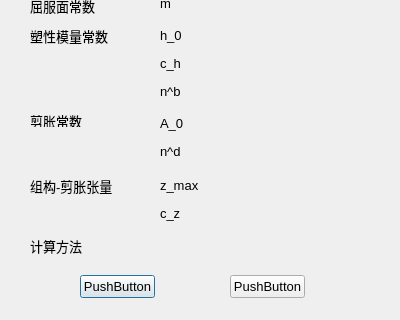
Before: the Qt Designer form GeoModelTest/ModelParaInputDM.ui in yjk15/GeoModelTest, drawn with Qt 5; both pictures show x 0 to 400 and y 235 to 555 of the 400 by 555 pixel window.
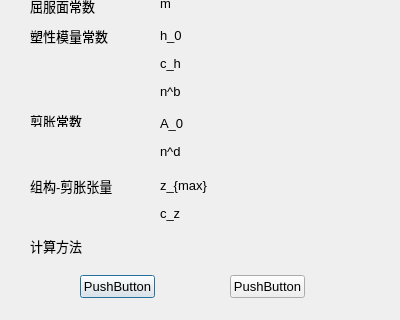
After: the same form once the commit is applied.

What changed in the file:
```diff
--- a/GeoModelTest/ModelParaInputDM.ui
+++ b/GeoModelTest/ModelParaInputDM.ui
@@ -285,7 +285,7 @@
     </rect>
    </property>
    <property name="text">
-    <string>z_max</string>
+    <string>z_{max}</string>
    </property>
   </widget>
   <widget class="QLabel" name="label_21">
```
